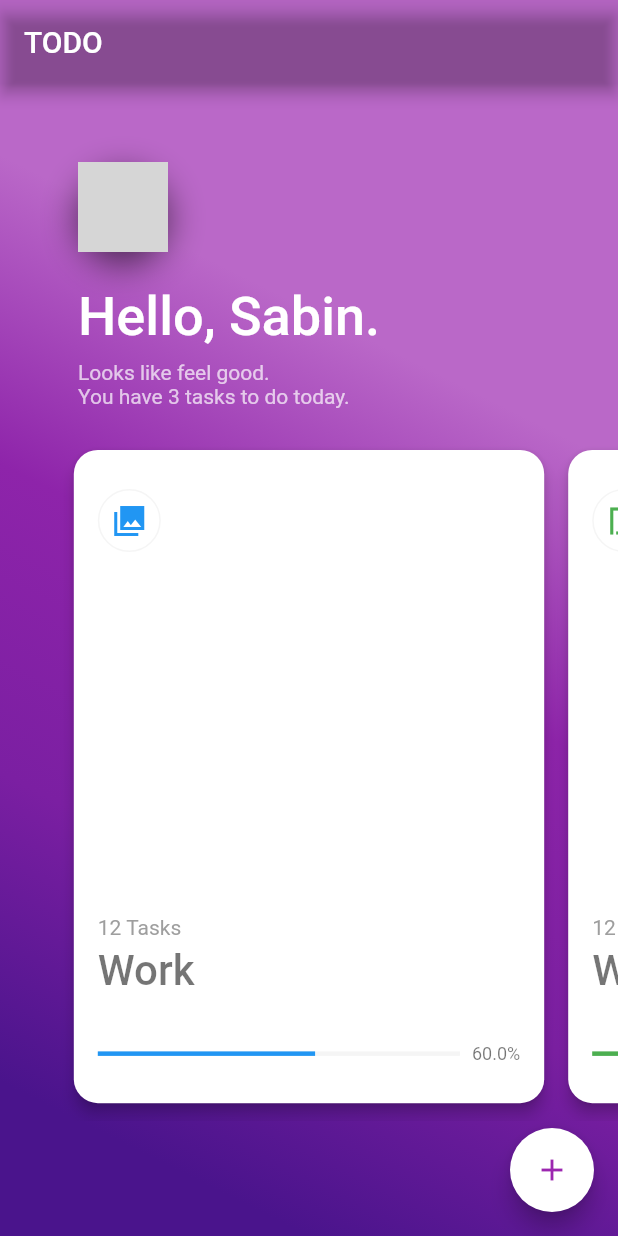
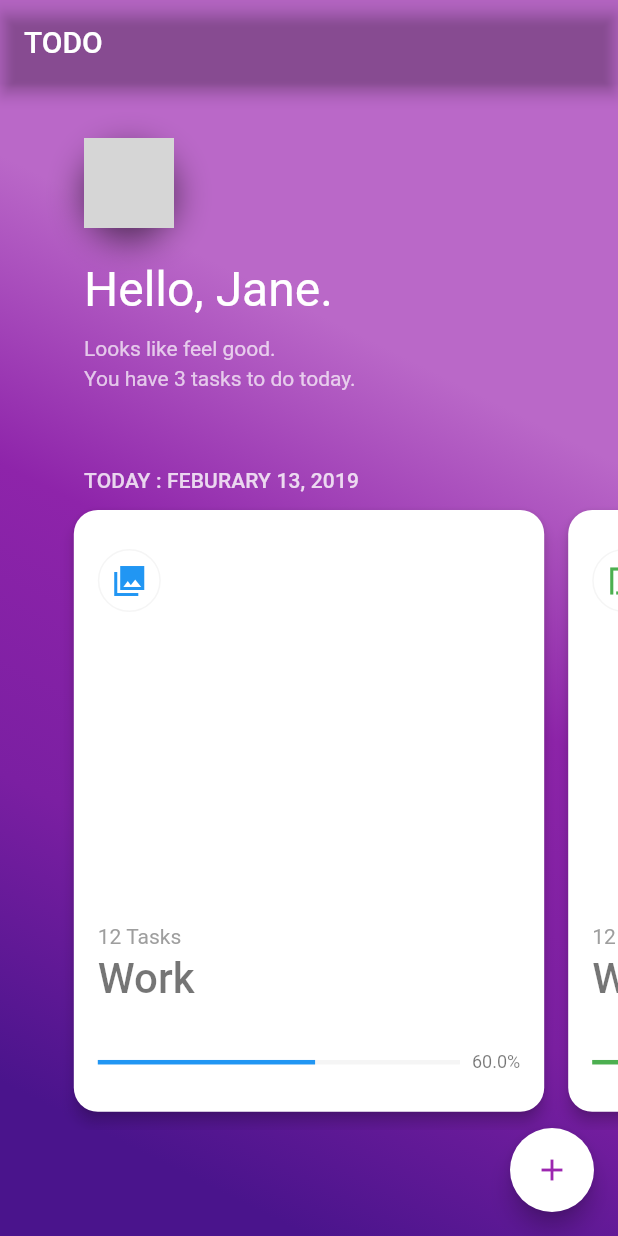
Before and after one commit to sabinbajracharya/fluttery-todo, a Flutter app: the screen it shows after launch, on a phone screen of 412 x 824 dp. Run offline on Flutter 3.47's test engine with Material 2 defaults, Android fonts, the phone set to English and light mode, and no system bars; network calls fail; Roboto replaces fonts that are missing (Hind, Montserrat); grey boxes are pictures that could not be loaded.

Commit message:
Add today date

```diff
--- a/lib/main.dart
+++ b/lib/main.dart
@@ -14,9 +14,9 @@ class MyApp extends StatelessWidget {
       title: 'Flutter Demo',
       theme: ThemeData(
         primarySwatch: Colors.blue,
-        fontFamily: 'Montserrat',
+
         textTheme: TextTheme(
-          headline: TextStyle(fontSize: 36.0, fontWeight: FontWeight.w500),
+          headline: TextStyle(fontSize: 32.0, fontWeight: FontWeight.w400),
           title: TextStyle(fontSize: 28.0, fontWeight: FontWeight.w500),
           body1: TextStyle(
             fontSize: 14.0,
@@ -34,7 +34,7 @@ class MyHomePage extends StatefulWidget {
 
   final String title;
 
-  var todos = [
+  final todos = [
     {
       "code_point": 0xe878,
       "progress": 60.0,
@@ -87,16 +87,15 @@ class _MyHomePageState extends State<MyHomePage> {
           crossAxisAlignment: CrossAxisAlignment.start,
           children: <Widget>[
             Container(
-              margin: EdgeInsets.only(top: 52.0, bottom: 16.0),
-              padding: EdgeInsets.only(left: 52.0),
+              margin: EdgeInsets.only(top: 36.0, left: 56.0),
               child: Column(
                 crossAxisAlignment: CrossAxisAlignment.start,
                 children: <Widget>[
                   ShadowImage(),
                   Container(
-                    margin: EdgeInsets.only(top: 22.0, bottom: 8.0),
+                    margin: EdgeInsets.only(top: 22.0, bottom: 12.0),
                     child: Text(
-                      'Hello, Sabin.',
+                      'Hello, Jane.',
                       style: Theme.of(context)
                           .textTheme
                           .headline
@@ -110,12 +109,23 @@ class _MyHomePageState extends State<MyHomePage> {
                         .body1
                         .copyWith(color: Colors.white.withOpacity(0.7)),
                   ),
+                  Container(height: 4.0),
                   Text(
                     'You have 3 tasks to do today.',
                     style: Theme.of(context)
                         .textTheme
                         .body1
                         .copyWith(color: Colors.white.withOpacity(0.7)),
+                  ),
+                  Container(
+                    margin: EdgeInsets.only(top: 52.0),
+                    child: Text(
+                      'TODAY : FEBURARY 13, 2019',
+                      style: Theme.of(context)
+                          .textTheme
+                          .subtitle
+                          .copyWith(color: Colors.white.withOpacity(0.8)),
+                    ),
                   ),
                 ],
               ),
```
